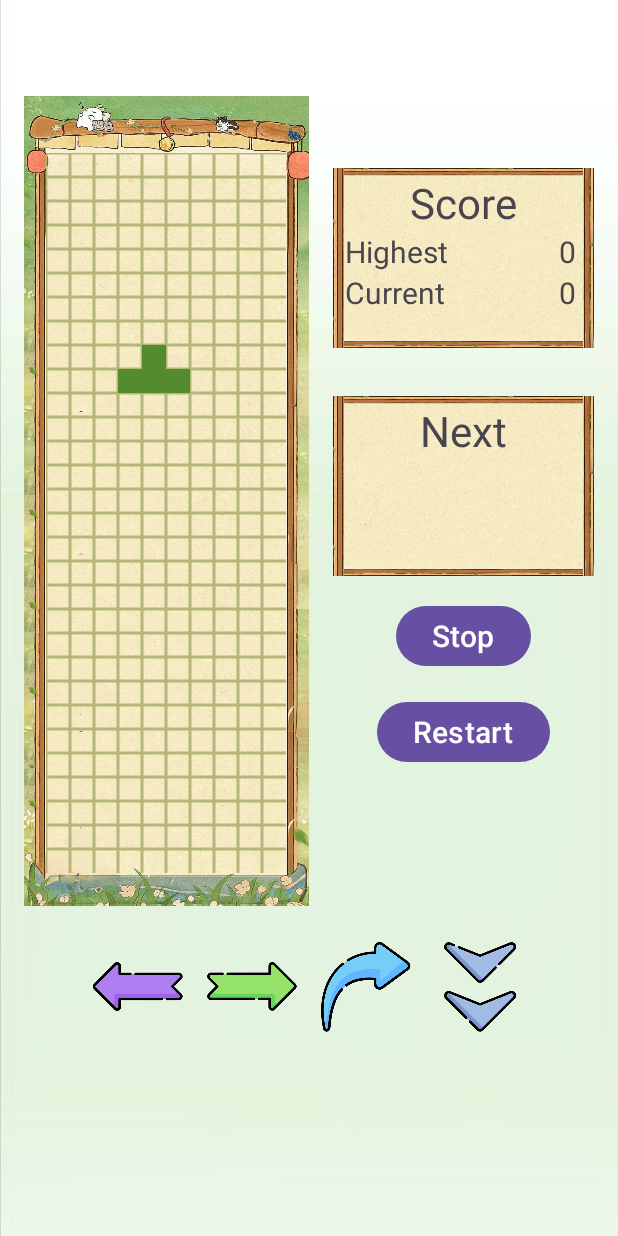
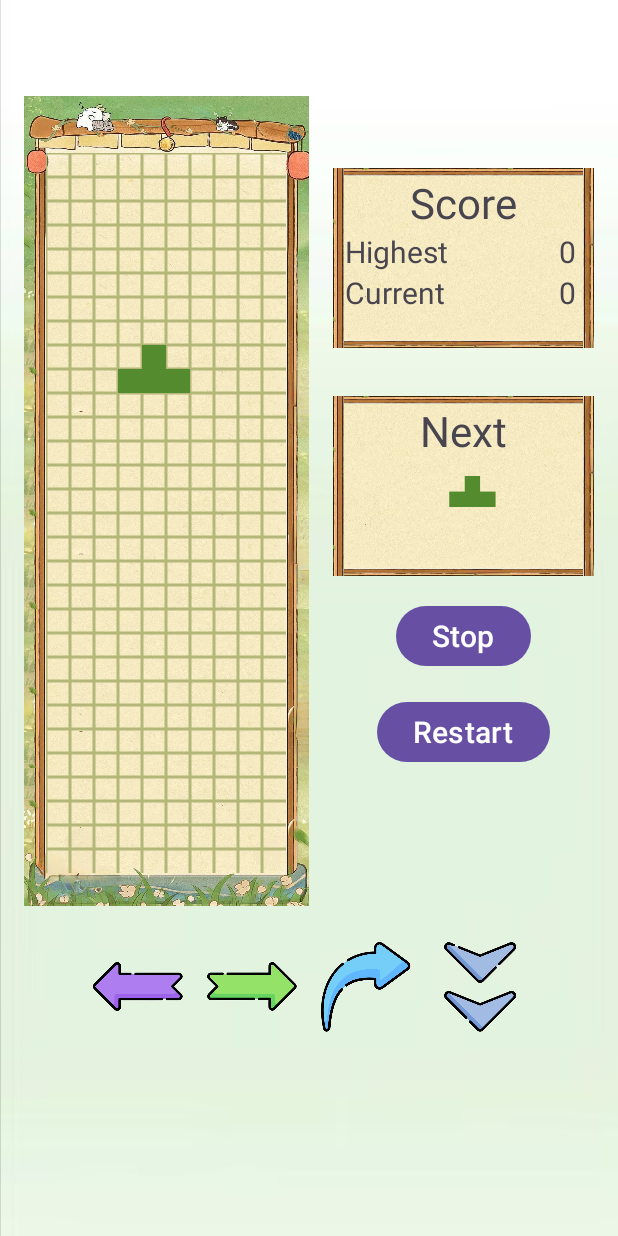
Before and after one commit to NJUPTTetris/Tetris, an Android app: the GameActivity screen opened directly, with no data from a screen before it, on a phone screen of 412 x 824 dp. Run offline under Robolectric (Android 15) with nearby library versions, the phone set to English and light mode, and no system bars.

Commit message:
下一个预览
预览

```diff
--- a/app/src/main/java/com/example/tetris/GameActivity.java
+++ b/app/src/main/java/com/example/tetris/GameActivity.java
@@ -4,7 +4,9 @@ import android.animation.Animator;
 import android.animation.AnimatorListenerAdapter;
 import android.animation.ObjectAnimator;
 import android.content.SharedPreferences;
+import android.graphics.Bitmap;
 import android.graphics.Canvas;
+import android.graphics.Color;
 import android.graphics.Paint;
 import android.graphics.Point;
 import android.media.MediaPlayer;
@@ -14,6 +16,7 @@ import android.view.KeyEvent;
 import android.view.View;
 import android.widget.Button;
 import android.widget.FrameLayout;
+import android.widget.ImageView;
 import android.widget.TextView;
 
 import androidx.annotation.NonNull;
@@ -30,10 +33,13 @@ public class GameActivity extends AppCompatActivity {
     Paint boxPaint;//初始化方块画笔
     boolean[][] maps;//地图
     Point[] boxes;//方块
+    Point[] nextboxes; //方块
     int boxSize;//方块大小
     final int TUBE = 7;//方块种类
     int boxType;//选择方块类型
-
+    int nextboxType;//选择方块类型
+    // 新增一个变量来存储下一个方块的类型
+    int boxColor;
     //当前分数
     public int score;
     public int scoremax;
@@ -48,7 +54,15 @@ public class GameActivity extends AppCompatActivity {
     private Handler autoMoveHandler = new Handler(); // 用于自动下落的Handler
     private MediaPlayer bgMediaPlayer; // 背景音乐的 MediaPlayer
     private MediaPlayer soundEffectPlayer; // 短暂音效的 MediaPlayer
-
+    int[] boxColors = {
+            Color.parseColor("#C62828"), // 红色
+            Color.parseColor("#D84315"), // 橙色
+            Color.parseColor("#6990D5"), // 蓝色
+            Color.parseColor("#558B2F"), // 绿色
+            Color.parseColor("#00695C"), // 青色
+            Color.parseColor("#F9A825"), // 黄色
+            Color.parseColor("#6A1B9A")  // 紫色
+    };
     @Override
     protected void onCreate(Bundle savedInstanceState) {
         super.onCreate(savedInstanceState);
@@ -65,8 +79,9 @@ public class GameActivity extends AppCompatActivity {
         updateHighScoreDisplay();
 
         initData();
+
+        initView();
         newBoxes();
-        initView();
         initListener();
         // 确保游戏开始时自动下落
         onResume();
@@ -98,43 +113,69 @@ public class GameActivity extends AppCompatActivity {
         isPaused = true; // 暂停游戏
         autoMoveHandler.removeCallbacks(autoMoveRunnable); // 移除自动下落的Runnable
     }
-
-    public void newBoxes() {//新的方块
-        Random random = new Random();
-        boxType = random.nextInt(TUBE);
-        boxPaint = new Paint();//初始化方块画笔
-        switch (boxType) {
+    public void newBoxes() { //生成一个新的随机方块
+        if(nextboxes==null){
+            nextBoxes();
+        }
+        boxes=nextboxes;
+        boxType=nextboxType;
+        nextBoxes();
+        // 获取ImageView并设置新的Bitmap
+        ImageView nextBlockView = findViewById(R.id.next_image);
+        Bitmap nextBlockBitmap = drawNextBlock(nextboxes);
+        nextBlockView.setImageBitmap(nextBlockBitmap);
+    }
+    public void nextBoxes(){
+        Random random=new Random();
+        nextboxType=random.nextInt(TUBE);
+        switch (nextboxType){
             case 0://粉碎男孩 Smashboy
-                boxPaint.setColor(ContextCompat.getColor(this, R.color.red));
-                boxes = new Point[]{new Point(4, 0), new Point(5, 0), new Point(4, 1), new Point(5, 1)};
+                nextboxes=new Point[]{new Point(4, 0), new Point(5, 0), new Point(4, 1), new Point(5, 1)};
                 break;
             case 1://橘色瑞克 Orange Ricky
-                boxPaint.setColor(ContextCompat.getColor(this, R.color.orange));
-                boxes = new Point[]{new Point(4, 1), new Point(5, 0), new Point(3, 1), new Point(5, 1)};
+                nextboxes= new Point[]{new Point(4, 1), new Point(5, 0), new Point(3, 1), new Point(5, 1)};
                 break;
             case 2://蓝色瑞克 Blue Ricky
-                boxPaint.setColor(ContextCompat.getColor(this, R.color.blue));
-                boxes = new Point[]{new Point(4, 1), new Point(3, 0), new Point(3, 1), new Point(5, 1)};
+                nextboxes= new Point[]{new Point(4, 1), new Point(3, 0), new Point(3, 1), new Point(5, 1)};
                 break;
             case 3://小T Teewee
-                boxPaint.setColor(ContextCompat.getColor(this, R.color.green));
-                boxes = new Point[]{new Point(4, 1), new Point(4, 0), new Point(3, 1), new Point(5, 1)};
+                nextboxes= new Point[]{new Point(4, 1), new Point(4, 0), new Point(3, 1), new Point(5, 1)};
                 break;
             case 4://英雄 Hero
-                boxPaint.setColor(ContextCompat.getColor(this, R.color.cyan));
-                boxes = new Point[]{new Point(4, 0), new Point(3, 0), new Point(5, 0), new Point(6, 0)};
+                nextboxes= new Point[]{new Point(4, 0), new Point(3, 0), new Point(5, 0), new Point(6, 0)};
                 break;
             case 5://罗德岛Z Rhode Island Z
-                boxPaint.setColor(ContextCompat.getColor(this, R.color.yellow));
-                boxes = new Point[]{new Point(4, 1), new Point(4, 0), new Point(5, 0), new Point(3, 1)};
+                nextboxes= new Point[]{new Point(4, 1), new Point(4, 0), new Point(5, 0), new Point(3, 1)};
                 break;
             case 6://克里夫蘭Z Cleveland Z
-                boxPaint.setColor(ContextCompat.getColor(this, R.color.purple));
-                boxes = new Point[]{new Point(4, 1), new Point(4, 0), new Point(3, 0), new Point(5, 1)};
+                nextboxes= new Point[]{new Point(4, 1), new Point(4, 0), new Point(3, 0), new Point(5, 1)};
                 break;
         }
+        boxPaint.setColor(boxColors[boxType]);
+        boxColor = boxColors[nextboxType];
     }
-
+    private Bitmap drawNextBlock(Point[] nextboxes) {
+        // 创建一个与ImageView相同大小的Bitmap
+        Bitmap bitmap = Bitmap.createBitmap(140, 100, Bitmap.Config.ARGB_8888);
+        Canvas canvas = new Canvas(bitmap);
+        // 设置方块颜色
+        Paint nextboxPaint = new Paint();
+        // 使用存储的颜色
+        nextboxPaint.setColor(boxColor);
+        // 计算方块大小
+        int boxSize = 18;
+        // 在Canvas上绘制方块
+        for (Point box : nextboxes) {
+            canvas.drawRect(
+                    box.x * boxSize,
+                    box.y * boxSize,
+                    (box.x + 1) * boxSize,
+                    (box.y + 1) * boxSize,
+                    nextboxPaint
+            );
+        }
+        return bitmap;
+    }
     public void initListener() {//初始化监听
         findViewById(R.id.arrow_left).setOnClickListener(v -> {
             Animation(v); // 调用封装的动画函数
@@ -256,7 +297,8 @@ public class GameActivity extends AppCompatActivity {
         mapPaint = new Paint();
         mapPaint.setColor(0x50000000);
         mapPaint.setAntiAlias(true);
-
+        boxPaint=new Paint();//初始化方块画笔
+        boxPaint.setColor(0xff000000);
         FrameLayout layoutGame = findViewById(R.id.layoutGame);//得到父容器
         view = new View(this) {
             @Override
--- a/app/src/main/res/layout/activity_game.xml
+++ b/app/src/main/res/layout/activity_game.xml
@@ -116,8 +116,8 @@
 
                 <ImageView
                     android:id="@+id/next_image"
-                    android:layout_width="match_parent"
-                    android:layout_height="match_parent"
+                    android:layout_width="80dp"
+                    android:layout_height="80dp"
                     android:layout_gravity="center"
                     android:contentDescription="@string/nextbox" />
             </LinearLayout>
```
